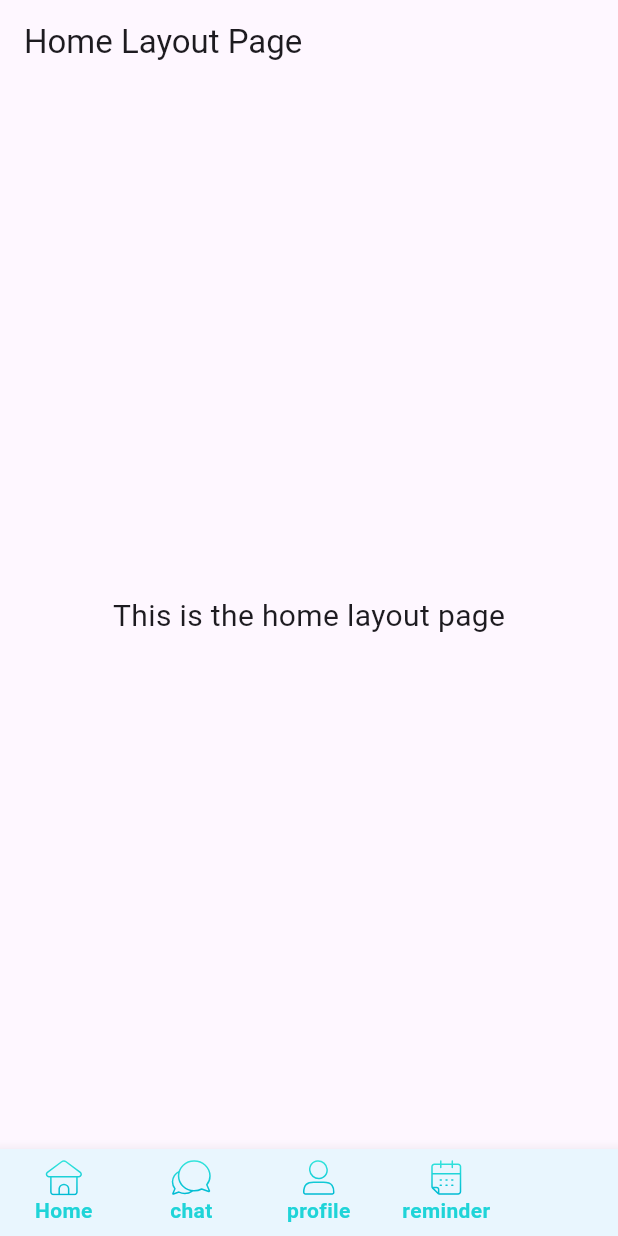
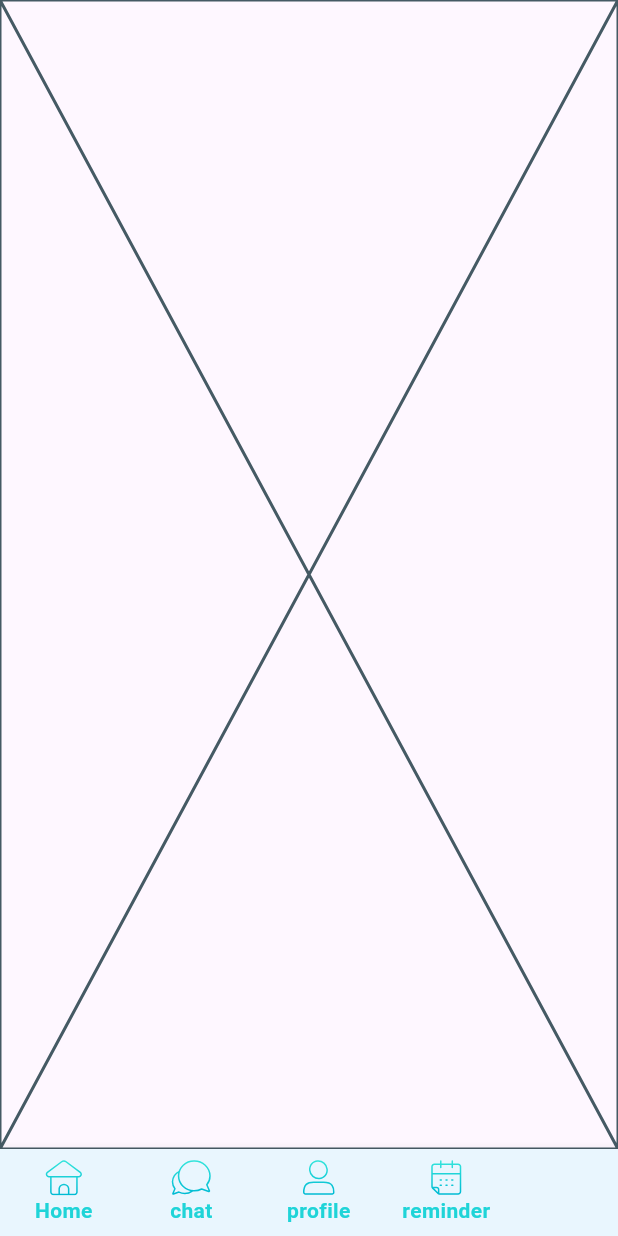
Before and after one commit to Universityprojects1/swe_medical, a Flutter app: the screen it shows after launch, on a phone screen of 412 x 824 dp. Run offline on Flutter 3.47's test engine with Material 3 defaults, Android fonts, the phone set to English and light mode, and no system bars; drawn by our look-alikes of stylish_bottom_bar; our stand-ins replace bloc, dio, dropdown_button2, firebase_core, flutter_bloc, flutter_easyloading and 7 more; accounts and stored records are empty.

Commit message:
- make the logic of change body when navigate in BottomNavbar - add HomeLayoutCubit

```diff
--- a/lib/config/routes/routes.dart
+++ b/lib/config/routes/routes.dart
@@ -1,5 +1,6 @@
 import 'package:flutter_bloc/flutter_bloc.dart';
 import 'package:go_router/go_router.dart';
+import 'package:swe_medical/features/home_layout_feature/presentation/manger/home_layout_cubit.dart';
 import 'package:swe_medical/features/home_layout_feature/presentation/pages/home_layout_page.dart';
 
 class AppRoute {
@@ -7,8 +8,12 @@ class AppRoute {
   static final router = GoRouter(
     routes: [
       GoRoute(
-          path: homeLayout,
-          builder: (context, state) => const HomeLayoutPage()),
+        path: homeLayout,
+        builder: (context, state) => BlocProvider(
+          create: (context) => HomeLayoutCubit(),
+          child: const HomeLayoutPage(),
+        ),
+      ),
     ],
   );
 }
--- /dev/null
+++ b/lib/features/home_feature/home_page.dart
@@ -0,0 +1,10 @@
+import 'package:flutter/material.dart';
+
+class HomePage extends StatelessWidget {
+  const HomePage({super.key});
+
+  @override
+  Widget build(BuildContext context) {
+    return const Placeholder();
+  }
+}
--- /dev/null
+++ b/lib/features/home_layout_feature/presentation/manger/home_layout_state.dart
@@ -0,0 +1,26 @@
+part of 'home_layout_cubit.dart';
+
+@immutable
+abstract class HomeLayoutState {
+  Widget get page;
+}
+
+final class HomePageState extends HomeLayoutState {
+  @override
+  Widget get page => const HomePage();
+}
+
+final class ProfilePageState extends HomeLayoutState {
+  @override
+  Widget get page => const ProfilePage();
+}
+
+final class MessagePageState extends HomeLayoutState {
+  @override
+  Widget get page => const ChatPage();
+}
+
+final class ReminderPageState extends HomeLayoutState {
+  @override
+  Widget get page => const ReminderPage();
+}
--- a/lib/features/home_layout_feature/presentation/pages/home_layout_page.dart
+++ b/lib/features/home_layout_feature/presentation/pages/home_layout_page.dart
@@ -1,5 +1,7 @@
 import 'package:flutter/material.dart';
+import 'package:flutter_bloc/flutter_bloc.dart';
 import 'package:stylish_bottom_bar/stylish_bottom_bar.dart';
+import 'package:swe_medical/features/home_layout_feature/presentation/manger/home_layout_cubit.dart';
 
 import '../widgets/bottom_nav_bar.dart';
 
@@ -9,14 +11,11 @@ class HomeLayoutPage extends StatelessWidget {
   @override
   Widget build(BuildContext context) {
     return Scaffold(
-      appBar: AppBar(
-        title: const Text('Home Layout Page'),
-      ),
-      body: const Center(
-        child: Text(
-          'This is the home layout page',
-          style: TextStyle(fontSize: 20),
-        ),
+
+      body: BlocBuilder<HomeLayoutCubit, HomeLayoutState>(
+        builder: (context, state) {
+          return state.page;
+        },
       ),
       bottomNavigationBar: const BottomNavBar(),
     );
--- a/lib/features/home_layout_feature/presentation/widgets/bottom_nav_bar.dart
+++ b/lib/features/home_layout_feature/presentation/widgets/bottom_nav_bar.dart
@@ -1,7 +1,10 @@
 import 'package:flutter/material.dart';
+import 'package:flutter_bloc/flutter_bloc.dart';
 import 'package:flutter_svg/flutter_svg.dart';
 import 'package:stylish_bottom_bar/stylish_bottom_bar.dart';
+import 'package:swe_medical/config/routes/routes.dart';
 import 'package:swe_medical/core/utils/app_color.dart';
+import 'package:swe_medical/features/home_layout_feature/presentation/manger/home_layout_cubit.dart';
 
 import '../../../../generated/assets.dart';
 
@@ -51,6 +54,7 @@ class _BottomNavBarState extends State<BottomNavBar> {
       hasNotch: true,
       currentIndex: selectedIndex,
       onTap: (index) {
+         context.read<HomeLayoutCubit>().changePage(index);
         setState(() {
           selectedIndex = index;
         });
```
Also changed, not shown: lib/features/home_layout_feature/presentation/manger/home_layout_cubit.dart (added, +32 -0 lines).
